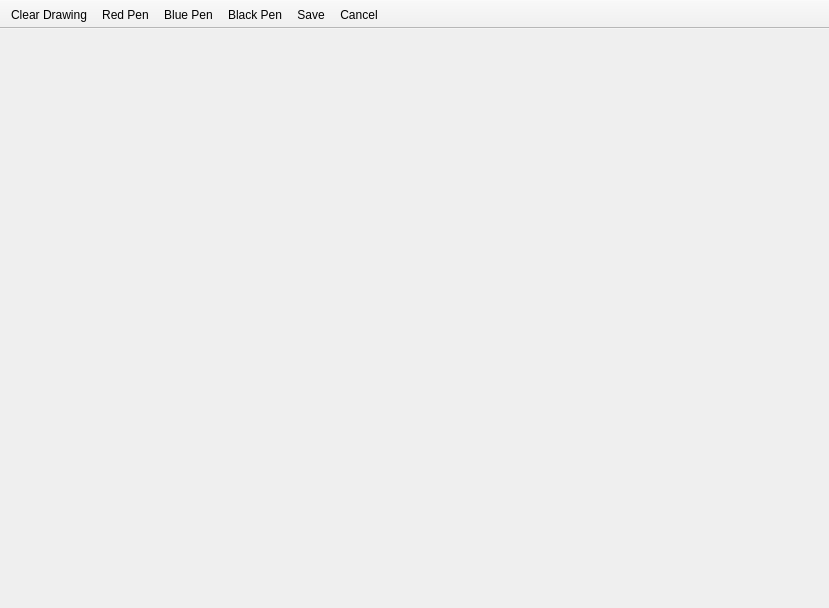
This is ui_drawingpad.ui in NathanW2/qmap as Qt 5 draws it before an edit. The edited form follows.
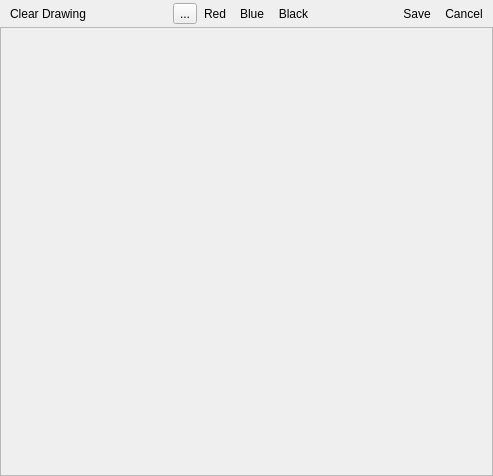
This is the edited form. Icons and pictures are not drawn.

Commit message: Add bindings for drawing tool; Switch drawing tool QDialog; Add snapshot button

```diff
--- a/ui_drawingpad.ui
+++ b/ui_drawingpad.ui
@@ -1,66 +1,222 @@
 <?xml version="1.0" encoding="UTF-8"?>
 <ui version="4.0">
  <class>DrawingWindow</class>
- <widget class="QMainWindow" name="DrawingWindow">
+ <widget class="QDialog" name="DrawingWindow">
   <property name="geometry">
    <rect>
     <x>0</x>
     <y>0</y>
-    <width>829</width>
-    <height>608</height>
+    <width>493</width>
+    <height>476</height>
    </rect>
   </property>
   <property name="windowTitle">
    <string>MainWindow</string>
   </property>
-  <property name="toolButtonStyle">
-   <enum>Qt::ToolButtonTextUnderIcon</enum>
-  </property>
-  <property name="tabShape">
-   <enum>QTabWidget::Rounded</enum>
-  </property>
-  <property name="unifiedTitleAndToolBarOnMac">
+  <property name="modal">
    <bool>false</bool>
   </property>
-  <widget class="QWidget" name="centralwidget">
-   <layout class="QGridLayout" name="gridLayout">
-    <property name="horizontalSpacing">
-     <number>0</number>
-    </property>
-    <property name="margin">
-     <number>0</number>
-    </property>
-   </layout>
-  </widget>
-  <widget class="QToolBar" name="toolBar">
-   <property name="windowTitle">
-    <string>toolBar</string>
+  <layout class="QVBoxLayout" name="verticalLayout">
+   <property name="spacing">
+    <number>0</number>
    </property>
-   <property name="movable">
-    <bool>false</bool>
+   <property name="margin">
+    <number>0</number>
    </property>
-   <property name="allowedAreas">
-    <set>Qt::NoToolBarArea</set>
-   </property>
-   <property name="iconSize">
-    <size>
-     <width>32</width>
-     <height>32</height>
-    </size>
-   </property>
-   <attribute name="toolBarArea">
-    <enum>TopToolBarArea</enum>
-   </attribute>
-   <attribute name="toolBarBreak">
-    <bool>true</bool>
-   </attribute>
-   <addaction name="actionClearDrawing"/>
-   <addaction name="actionRedPen"/>
-   <addaction name="actionBluePen"/>
-   <addaction name="actionBlackPen"/>
-   <addaction name="actionSave"/>
-   <addaction name="actionCancel"/>
-  </widget>
+   <item>
+    <layout class="QHBoxLayout" name="horizontalLayout_2">
+     <property name="spacing">
+      <number>0</number>
+     </property>
+     <property name="sizeConstraint">
+      <enum>QLayout::SetDefaultConstraint</enum>
+     </property>
+     <property name="margin">
+      <number>3</number>
+     </property>
+     <item>
+      <widget class="QToolButton" name="toolClear">
+       <property name="text">
+        <string>Clear Drawing</string>
+       </property>
+       <property name="iconSize">
+        <size>
+         <width>32</width>
+         <height>32</height>
+        </size>
+       </property>
+       <property name="toolButtonStyle">
+        <enum>Qt::ToolButtonTextUnderIcon</enum>
+       </property>
+       <property name="autoRaise">
+        <bool>true</bool>
+       </property>
+      </widget>
+     </item>
+     <item>
+      <spacer name="horizontalSpacer">
+       <property name="orientation">
+        <enum>Qt::Horizontal</enum>
+       </property>
+       <property name="sizeHint" stdset="0">
+        <size>
+         <width>40</width>
+         <height>20</height>
+        </size>
+       </property>
+      </spacer>
+     </item>
+     <item>
+      <widget class="QToolButton" name="toolMapSnapshot">
+       <property name="text">
+        <string>...</string>
+       </property>
+      </widget>
+     </item>
+     <item>
+      <widget class="QToolButton" name="toolRedPen">
+       <property name="text">
+        <string>Red</string>
+       </property>
+       <property name="iconSize">
+        <size>
+         <width>32</width>
+         <height>32</height>
+        </size>
+       </property>
+       <property name="checkable">
+        <bool>true</bool>
+       </property>
+       <property name="toolButtonStyle">
+        <enum>Qt::ToolButtonTextUnderIcon</enum>
+       </property>
+       <property name="autoRaise">
+        <bool>true</bool>
+       </property>
+       <attribute name="buttonGroup">
+        <string>buttonGroup</string>
+       </attribute>
+      </widget>
+     </item>
+     <item>
+      <widget class="QToolButton" name="toolBluePen">
+       <property name="text">
+        <string>Blue</string>
+       </property>
+       <property name="iconSize">
+        <size>
+         <width>32</width>
+         <height>32</height>
+        </size>
+       </property>
+       <property name="checkable">
+        <bool>true</bool>
+       </property>
+       <property name="toolButtonStyle">
+        <enum>Qt::ToolButtonTextUnderIcon</enum>
+       </property>
+       <property name="autoRaise">
+        <bool>true</bool>
+       </property>
+       <attribute name="buttonGroup">
+        <string>buttonGroup</string>
+       </attribute>
+      </widget>
+     </item>
+     <item>
+      <widget class="QToolButton" name="toolBlackPen">
+       <property name="text">
+        <string>Black</string>
+       </property>
+       <property name="iconSize">
+        <size>
+         <width>32</width>
+         <height>32</height>
+        </size>
+       </property>
+       <property name="checkable">
+        <bool>true</bool>
+       </property>
+       <property name="toolButtonStyle">
+        <enum>Qt::ToolButtonTextUnderIcon</enum>
+       </property>
+       <property name="autoRaise">
+        <bool>true</bool>
+       </property>
+       <attribute name="buttonGroup">
+        <string>buttonGroup</string>
+       </attribute>
+      </widget>
+     </item>
+     <item>
+      <spacer name="horizontalSpacer_2">
+       <property name="orientation">
+        <enum>Qt::Horizontal</enum>
+       </property>
+       <property name="sizeHint" stdset="0">
+        <size>
+         <width>40</width>
+         <height>20</height>
+        </size>
+       </property>
+      </spacer>
+     </item>
+     <item>
+      <widget class="QToolButton" name="toolSave">
+       <property name="text">
+        <string>Save</string>
+       </property>
+       <property name="iconSize">
+        <size>
+         <width>32</width>
+         <height>32</height>
+        </size>
+       </property>
+       <property name="toolButtonStyle">
+        <enum>Qt::ToolButtonTextUnderIcon</enum>
+       </property>
+       <property name="autoRaise">
+        <bool>true</bool>
+       </property>
+      </widget>
+     </item>
+     <item>
+      <widget class="QToolButton" name="toolCancel">
+       <property name="text">
+        <string>Cancel</string>
+       </property>
+       <property name="iconSize">
+        <size>
+         <width>32</width>
+         <height>32</height>
+        </size>
+       </property>
+       <property name="toolButtonStyle">
+        <enum>Qt::ToolButtonTextUnderIcon</enum>
+       </property>
+       <property name="autoRaise">
+        <bool>true</bool>
+       </property>
+      </widget>
+     </item>
+    </layout>
+   </item>
+   <item>
+    <widget class="QFrame" name="frame">
+     <property name="frameShape">
+      <enum>QFrame::StyledPanel</enum>
+     </property>
+     <property name="frameShadow">
+      <enum>QFrame::Raised</enum>
+     </property>
+     <layout class="QGridLayout" name="gridLayout_2">
+      <property name="margin">
+       <number>0</number>
+      </property>
+     </layout>
+    </widget>
+   </item>
+  </layout>
   <action name="actionClearDrawing">
    <property name="icon">
     <iconset resource="resources.qrc">
```
Left out of the diff: 45 changed lines with no effect on the pictures. The commit also changes 7 other files.
